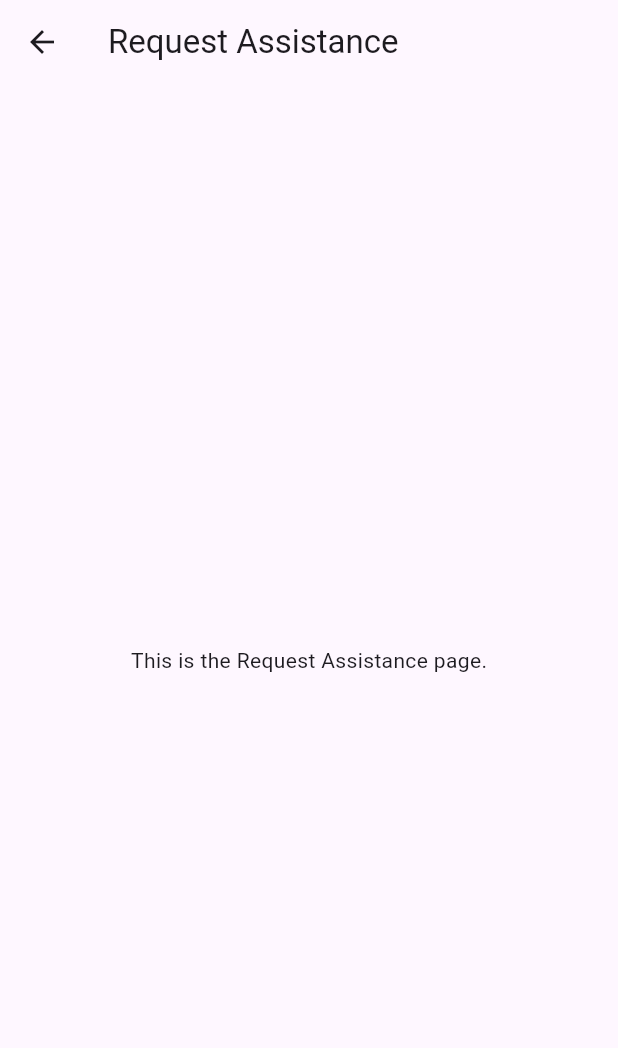
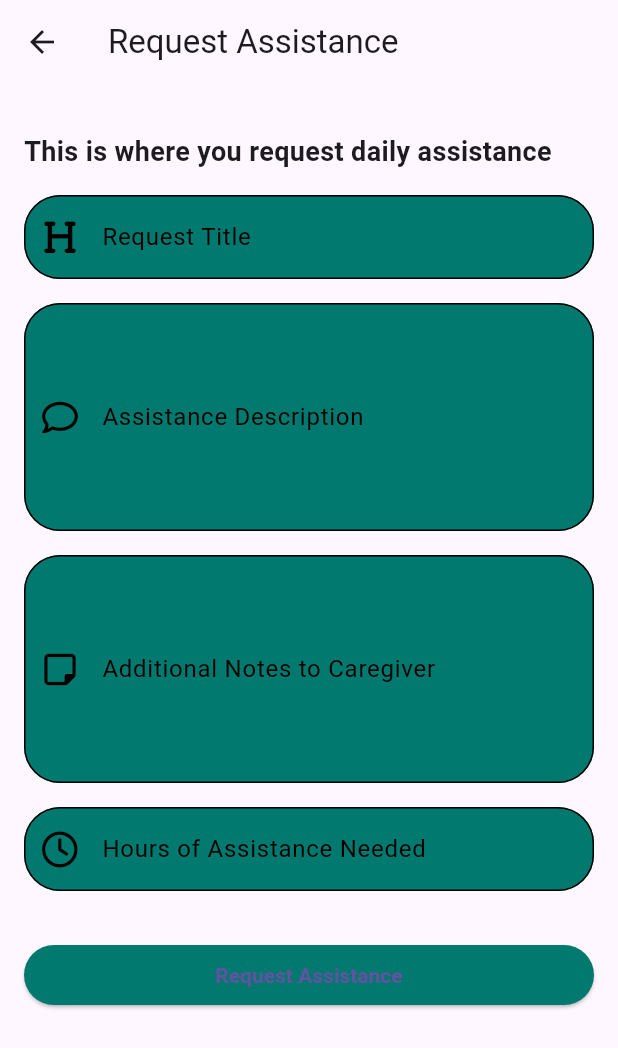
Before and after one commit to WernerKigero/limitless_care, a Flutter app: the RequestAssistancePage screen opened directly, on a phone screen of 412 x 824 dp. Shown: the top 1048 px of the screen. Run offline on Flutter 3.47's test engine with Material 3 defaults, Android fonts, the light colour scheme and no system bars; our stand-ins replace font_awesome_flutter.

Commit message:
RequestAssistancePage.dart WIP

```diff
--- a/lib/RequestAssistancePage.dart
+++ b/lib/RequestAssistancePage.dart
@@ -1,6 +1,6 @@
 import 'package:flutter/material.dart';
+import 'package:font_awesome_flutter/font_awesome_flutter.dart';
 
-import 'llcTheme.dart';
 class RequestAssistancePage extends StatelessWidget {
   @override
   Widget build(BuildContext context) {
@@ -8,41 +8,116 @@ class RequestAssistancePage extends StatelessWidget {
       appBar: AppBar(
         title: Text('Request Assistance'),
       ),
-      body: Center(
-        child: Text('This is the Request Assistance page.'),
+      body: SingleChildScrollView(
+        padding: const EdgeInsets.all(16.0),
+        child: Column(
+          crossAxisAlignment: CrossAxisAlignment.stretch,
+          children: [
+            SizedBox(height: 16.0),
+            Text(
+              'This is where you request daily assistance',
+              style: TextStyle(fontSize: 18, fontWeight: FontWeight.bold),
+            ),
+            SizedBox(height: 16.0),
+            _buildAssistanceTextField('Request Title', FontAwesomeIcons.heading),
+            _buildMultilineTextField('Assistance Description', FontAwesomeIcons.comment, 5),
+            _buildMultilineTextField('Additional Notes to Caregiver', FontAwesomeIcons.stickyNote, 5),
+            _buildAssistanceTextField('Hours of Assistance Needed', FontAwesomeIcons.clock),
+            SizedBox(height: 16.0),
+            ElevatedButton(
+              onPressed: () {
+                // Add your logic for handling the button press
+              },
+              style: ButtonStyle(
+                backgroundColor: MaterialStateProperty.all(LlcTheme.primaryColor),
+                padding: MaterialStateProperty.all(EdgeInsets.symmetric(horizontal: 20, vertical: 12)),
+                shape: MaterialStateProperty.all(RoundedRectangleBorder(
+                  borderRadius: BorderRadius.circular(24.0), // Non-const constructor
+                )),
+                textStyle: MaterialStateProperty.all(TextStyle(
+                  fontSize: 14,
+                  fontWeight: FontWeight.bold,
+                  color: Colors.white,
+                )),
+              ),
+              child: Text('Request Assistance'),
+            ),
+          ],
+        ),
+      ),
+    );
+  }
+
+  Widget _buildAssistanceTextField(String label, IconData icon) {
+    return Container(
+      margin: EdgeInsets.only(bottom: 16.0),
+      child: TextField(
+        style: TextStyle(color: Colors.black), // Text color inside the text field
+        decoration: InputDecoration(
+          labelText: label,
+          prefixIcon: Icon(
+            icon,
+            color: Colors.black,
+          ),
+          filled: true,
+          fillColor: LlcTheme.primaryColor, // Use primaryColor for the text field background
+          hintStyle: LlcTheme.inputDecorationTheme.hintStyle,
+          enabledBorder: LlcTheme.inputDecorationTheme.enabledBorder,
+          focusedBorder: LlcTheme.inputDecorationTheme.focusedBorder,
+          labelStyle: LlcTheme.inputDecorationTheme.labelStyle,
+        ),
+      ),
+    );
+  }
+
+  Widget _buildMultilineTextField(String label, IconData icon, int maxLines) {
+    return Container(
+      margin: EdgeInsets.only(bottom: 16.0),
+      child: TextField(
+        maxLines: maxLines,
+        style: TextStyle(color: Colors.black), // Text color inside the text field
+        decoration: InputDecoration(
+          labelText: label,
+          prefixIcon: Icon(
+            icon,
+            color: Colors.black,
+          ),
+          filled: true,
+          fillColor: LlcTheme.primaryColor, // Use primaryColor for the text field background
+          hintStyle: LlcTheme.inputDecorationTheme.hintStyle,
+          enabledBorder: LlcTheme.inputDecorationTheme.enabledBorder,
+          focusedBorder: LlcTheme.inputDecorationTheme.focusedBorder,
+          labelStyle: LlcTheme.inputDecorationTheme.labelStyle,
+        ),
       ),
     );
   }
 }
 
-Widget _buildTextField(String label, IconData icon) {
-  return Container(
-    margin: EdgeInsets.only(bottom: 16.0),
-    child: TextField(
-      decoration: InputDecoration(
-        labelText: label,
-        prefixIcon: Icon(
-          icon,
-          color: Colors.black, // Change the icon color to black
-        ),
-        filled: true,
-        fillColor: Colors.transparent,
-        hintStyle: AppTheme.llcTheme.inputDecorationTheme.hintStyle,
-        enabledBorder: AppTheme.llcTheme.inputDecorationTheme.enabledBorder,
-        focusedBorder: AppTheme.llcTheme.inputDecorationTheme.focusedBorder,
-        labelStyle: AppTheme.llcTheme.inputDecorationTheme.labelStyle,
-      ),
+class LlcTheme {
+  static const Color primaryColor = Color(0xFF01796F);
+  static const Color secondaryColor = AppColors.lightGrey;
+
+  static const InputDecorationTheme inputDecorationTheme = InputDecorationTheme(
+    hintStyle: TextStyle(color: Colors.black),
+    enabledBorder: OutlineInputBorder(
+      borderRadius: BorderRadius.all(Radius.circular(24.0)), // Non-const constructor
+      borderSide: BorderSide(color: Colors.black),
     ),
-    decoration: BoxDecoration(
-      gradient: LinearGradient(
-        colors: [
-          AppTheme.llcTheme.primaryColor,
-          AppTheme.llcTheme.secondaryHeaderColor,
-        ],
-        begin: Alignment.centerLeft,
-        end: Alignment.centerRight,
-      ),
-      borderRadius: BorderRadius.circular(24.0),
+    focusedBorder: OutlineInputBorder(
+      borderRadius: BorderRadius.all(Radius.circular(24.0)), // Non-const constructor
+      borderSide: BorderSide(color: Colors.black),
     ),
+    labelStyle: TextStyle(color: Colors.black),
   );
 }
+
+class AppColors {
+  static const Color lightGrey = Color(0xFFCCCCCC);
+}
+
+void main() {
+  runApp(MaterialApp(
+    home: RequestAssistancePage(),
+  ));
+}
```
Also changed, not shown: lib/signup.dart (indentation only).
